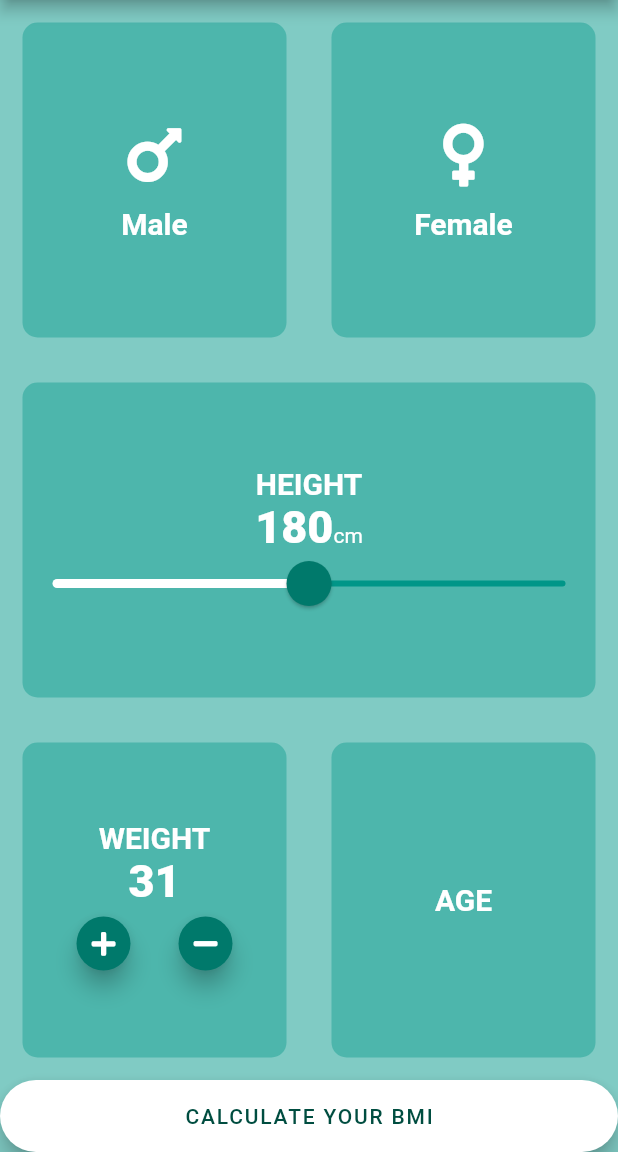
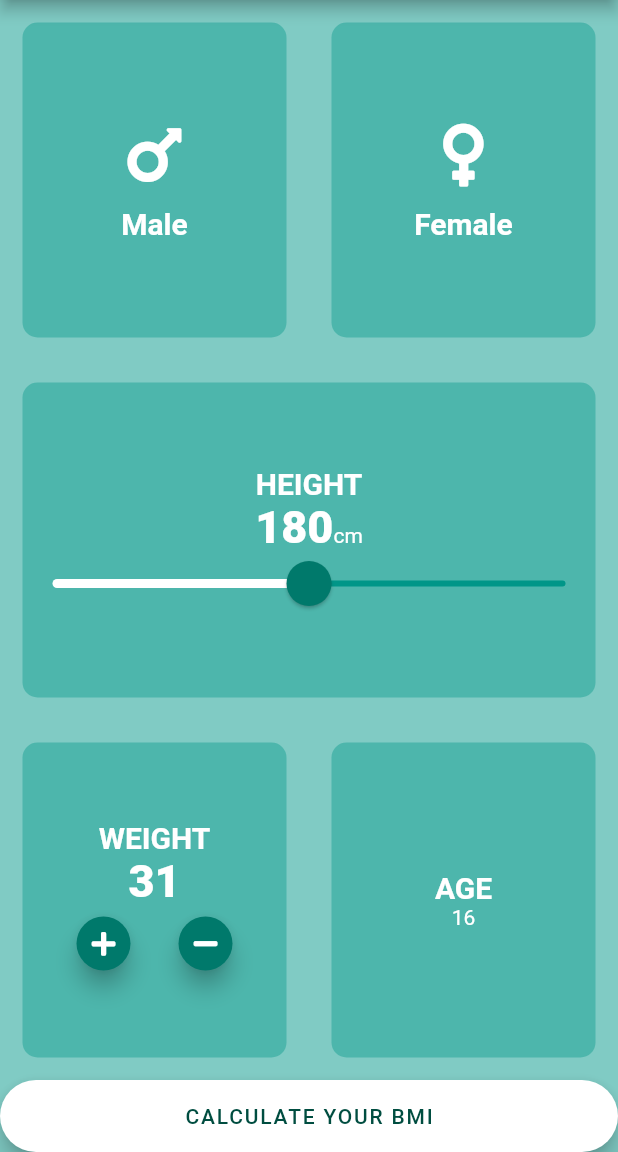
Before and after one commit to johnnylyimo/Flutter_BMI_SmartCalculator, a Flutter app: the screen it shows after launch, after a tap on an icon or button, on a phone screen of 412 x 824 dp, the part 84-1236 px from its top. Run offline on Flutter 3.47's test engine with Material 2 defaults, Android fonts, the phone set to English and light mode, and no system bars; our stand-ins replace font_awesome_flutter.

Commit message:
Added Text 2 to the Column children

```diff
--- a/lib/screens/home_page.dart
+++ b/lib/screens/home_page.dart
@@ -172,6 +172,9 @@ class _HomePageState extends State<HomePage> {
                           'AGE',
                           style: kLabelTextStyle,
                         ),
+                        Text(
+                          age.toString(),
+                        )
                       ],
                     ),
                   ),
```
